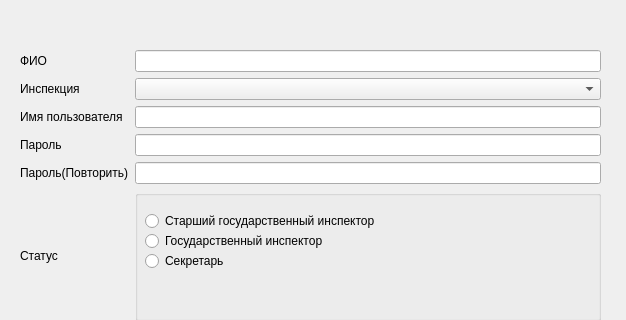
Above: ARMInspectorGUI/userForm.ui from sid1980/ARMInspector before the change; both pictures show x 0 to 626 and y 0 to 320 of the 626 by 586 pixel window. Below: the same form after it.
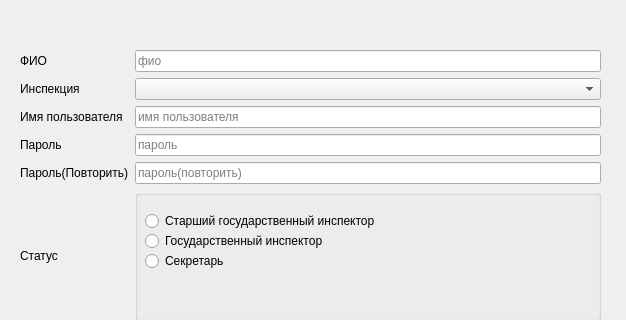
That is the form after the change.

Commit message: windows: pwdEditFrm

What changed in the file:
```diff
--- a/ARMInspectorGUI/userForm.ui
+++ b/ARMInspectorGUI/userForm.ui
@@ -13,7 +13,7 @@
   <property name="windowTitle">
    <string>Создание нового пользователя</string>
   </property>
-  <widget class="QWidget" name="">
+  <widget class="QWidget" name="layoutWidget">
    <property name="geometry">
     <rect>
      <x>20</x>
@@ -38,7 +38,17 @@
      </widget>
     </item>
     <item row="4" column="1">
-     <widget class="QLineEdit" name="lineEditPassword_2"/>
+     <widget class="QLineEdit" name="lineEditPassword_2">
+      <property name="frame">
+       <bool>true</bool>
+      </property>
+      <property name="echoMode">
+       <enum>QLineEdit::Password</enum>
+      </property>
+      <property name="placeholderText">
+       <string>пароль(повторить)</string>
+      </property>
+     </widget>
     </item>
     <item row="7" column="0">
      <widget class="QLabel" name="labelAccess">
@@ -55,7 +65,23 @@
      </widget>
     </item>
     <item row="3" column="1">
-     <widget class="QLineEdit" name="lineEditPassword"/>
+     <widget class="QLineEdit" name="lineEditPassword">
+      <property name="toolTipDuration">
+       <number>-2</number>
+      </property>
+      <property name="maxLength">
+       <number>32764</number>
+      </property>
+      <property name="echoMode">
+       <enum>QLineEdit::Password</enum>
+      </property>
+      <property name="cursorPosition">
+       <number>0</number>
+      </property>
+      <property name="placeholderText">
+       <string>пароль</string>
+      </property>
+     </widget>
     </item>
     <item row="4" column="0">
      <widget class="QLabel" name="labelPassword_2">
@@ -141,7 +167,11 @@
      </widget>
     </item>
     <item row="0" column="1">
-     <widget class="QLineEdit" name="lineEditFio"/>
+     <widget class="QLineEdit" name="lineEditFio">
+      <property name="placeholderText">
+       <string>фио</string>
+      </property>
+     </widget>
     </item>
     <item row="1" column="1">
      <widget class="QComboBox" name="comboBoxInspection"/>
@@ -168,7 +198,14 @@
      </widget>
     </item>
     <item row="2" column="1">
-     <widget class="QLineEdit" name="lineEditName"/>
+     <widget class="QLineEdit" name="lineEditName">
+      <property name="text">
+       <string/>
+      </property>
+      <property name="placeholderText">
+       <string>имя пользователя</string>
+      </property>
+     </widget>
     </item>
     <item row="5" column="1">
      <widget class="QGroupBox" name="groupBoxStatus">
```
The commit also changes 29 other files.
